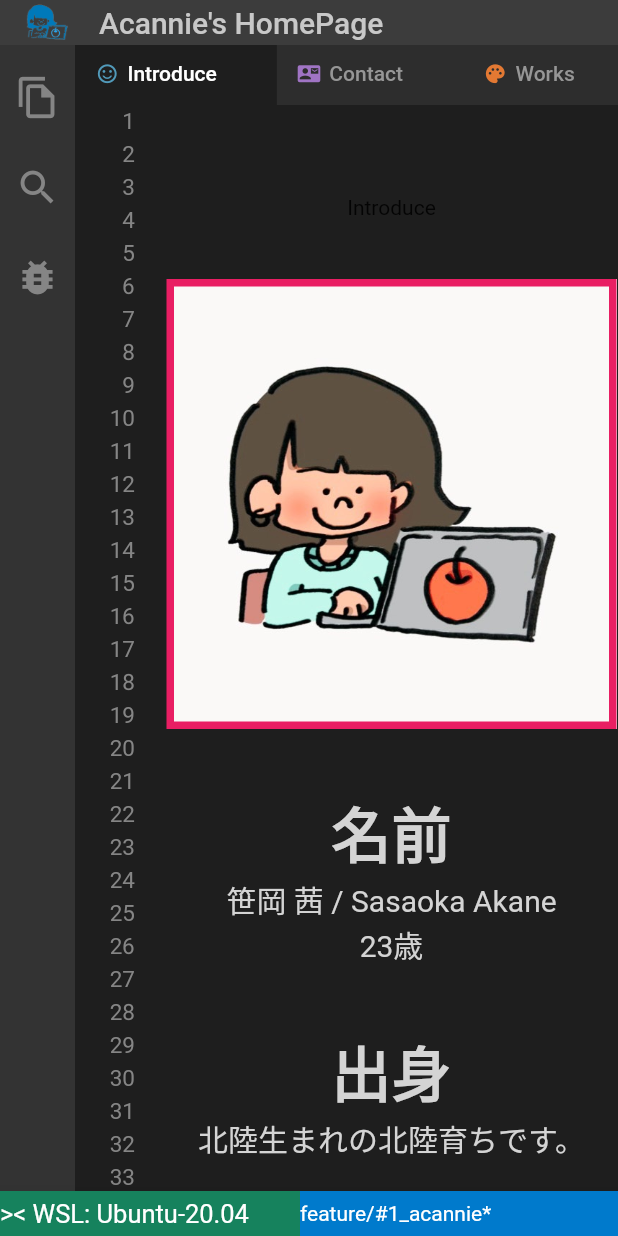
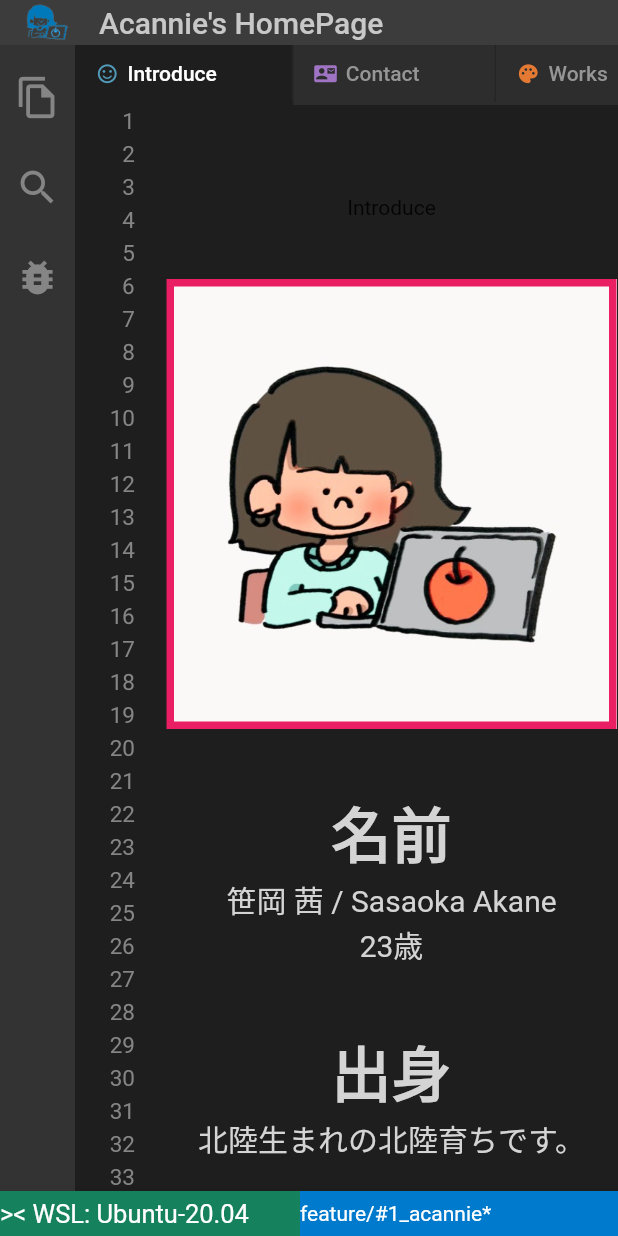
Before and after one commit to acannie/acannie, a Flutter app: the screen it shows after launch, on a phone screen of 412 x 824 dp. Run offline on Flutter 3.47's test engine with Material 2 defaults, Android fonts, the light colour scheme and no system bars; statements that could not run were skipped.

Commit message:
code: implemented edge between non-active bar

```diff
--- a/lib/layout.dart
+++ b/lib/layout.dart
@@ -38,7 +38,7 @@ class Layout {
     );
   }
 
-  Widget historyTable(List<Map<String, String>> history) {
+  static Widget historyTable(List<Map<String, String>> history) {
     return Column(
       children: <Widget>[
         for (int i = 0; i < history.length; i++)
--- a/lib/view.dart
+++ b/lib/view.dart
@@ -98,16 +98,28 @@ class _MyHomePageState extends State<MyHomePage>
                           tabs: [
                             for (int i = 0; i < contents.length; i++)
                               Tab(
-                                icon: Row(
-                                  children: [
-                                    Padding(padding: EdgeInsets.all(7)),
-                                    contents[i]["icon"],
-                                    Padding(padding: EdgeInsets.all(3)),
-                                    Text(
-                                      contents[i]["title"],
+                                icon: Container(
+                                  decoration: BoxDecoration(
+                                    border: Border(
+                                      right: BorderSide(color: Layout.tabBarBg),
                                     ),
-                                    Padding(padding: EdgeInsets.all(20)),
-                                  ],
+                                  ),
+                                  child: Row(
+                                    children: [
+                                      Padding(
+                                        padding: EdgeInsets.all(7),
+                                      ),
+                                      contents[i]["icon"],
+                                      Padding(
+                                        padding:
+                                            EdgeInsets.symmetric(horizontal: 3),
+                                      ),
+                                      Text(
+                                        contents[i]["title"],
+                                      ),
+                                      Padding(padding: EdgeInsets.all(25)),
+                                    ],
+                                  ),
                                 ),
                               ),
                           ],
```
